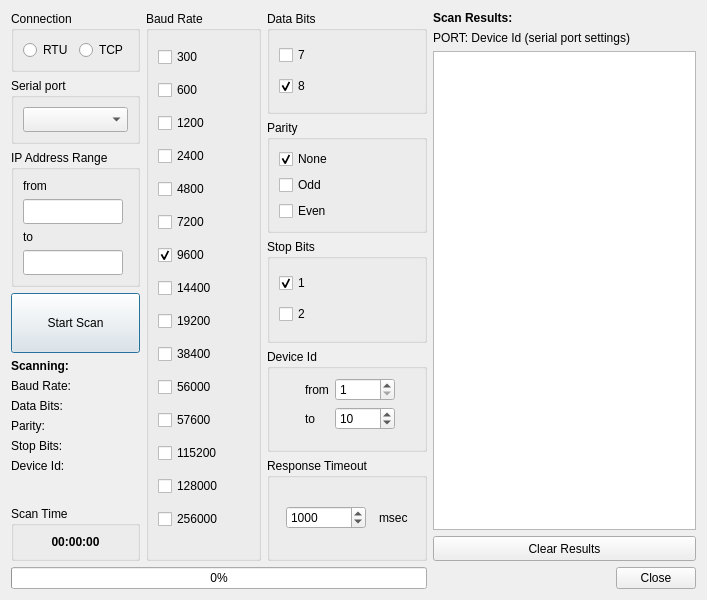
First picture: the form in omodscan/dialogs/dialogmodbusscanner.ui, repository sanny32/OpenModScan, before the edit.
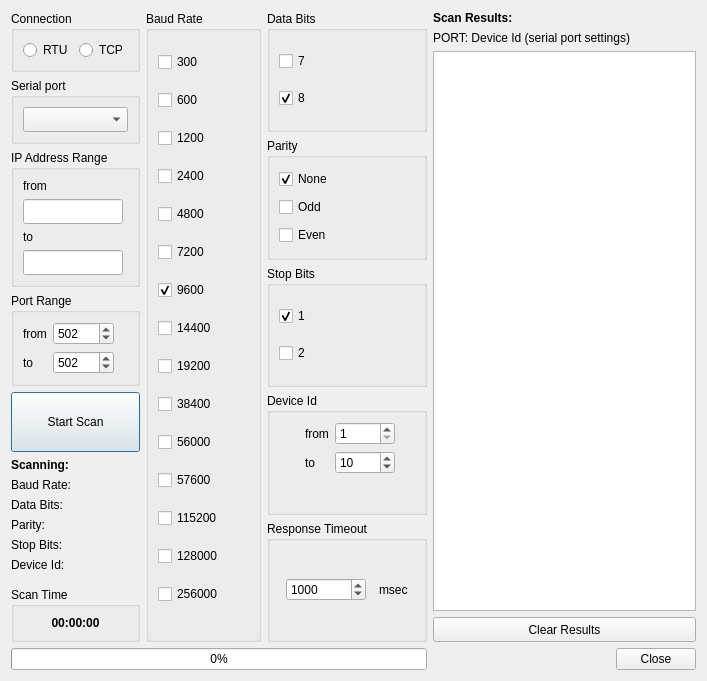
Second picture: the form after the edit.

The edit to the form file:
```diff
--- a/omodscan/dialogs/dialogmodbusscanner.ui
+++ b/omodscan/dialogs/dialogmodbusscanner.ui
@@ -7,7 +7,7 @@
     <x>0</x>
     <y>0</y>
     <width>707</width>
-    <height>600</height>
+    <height>681</height>
    </rect>
   </property>
   <property name="windowTitle">
@@ -266,6 +266,79 @@
          </layout>
         </widget>
        </item>
+       <item>
+        <widget class="QGroupBox" name="groupBoxPortRange">
+         <property name="title">
+          <string>Port Range</string>
+         </property>
+         <layout class="QFormLayout" name="formLayout_2">
+          <item row="0" column="1">
+           <widget class="QSpinBox" name="spinBoxPortFrom">
+            <property name="sizePolicy">
+             <sizepolicy hsizetype="Fixed" vsizetype="Fixed">
+              <horstretch>0</horstretch>
+              <verstretch>0</verstretch>
+             </sizepolicy>
+            </property>
+            <property name="minimumSize">
+             <size>
+              <width>60</width>
+              <height>0</height>
+             </size>
+            </property>
+            <property name="minimum">
+             <number>255</number>
+            </property>
+            <property name="maximum">
+             <number>65535</number>
+            </property>
+            <property name="value">
+             <number>502</number>
+            </property>
+           </widget>
+          </item>
+          <item row="0" column="0">
+           <widget class="QLabel" name="labelPortFrom">
+            <property name="text">
+             <string>from</string>
+            </property>
+           </widget>
+          </item>
+          <item row="2" column="0">
+           <widget class="QLabel" name="labelPortTo">
+            <property name="text">
+             <string>to</string>
+            </property>
+           </widget>
+          </item>
+          <item row="2" column="1">
+           <widget class="QSpinBox" name="spinBoxPortTo">
+            <property name="sizePolicy">
+             <sizepolicy hsizetype="Fixed" vsizetype="Fixed">
+              <horstretch>0</horstretch>
+              <verstretch>0</verstretch>
+             </sizepolicy>
+            </property>
+            <property name="minimumSize">
+             <size>
+              <width>60</width>
+              <height>0</height>
+             </size>
+            </property>
+            <property name="minimum">
+             <number>255</number>
+            </property>
+            <property name="maximum">
+             <number>65535</number>
+            </property>
+            <property name="value">
+             <number>502</number>
+            </property>
+           </widget>
+          </item>
+         </layout>
+        </widget>
+       </item>
        <item>
         <widget class="QPushButton" name="pushButtonScan">
          <property name="minimumSize">
```
Left out of the diff: 10 changed lines with no effect on the pictures.
